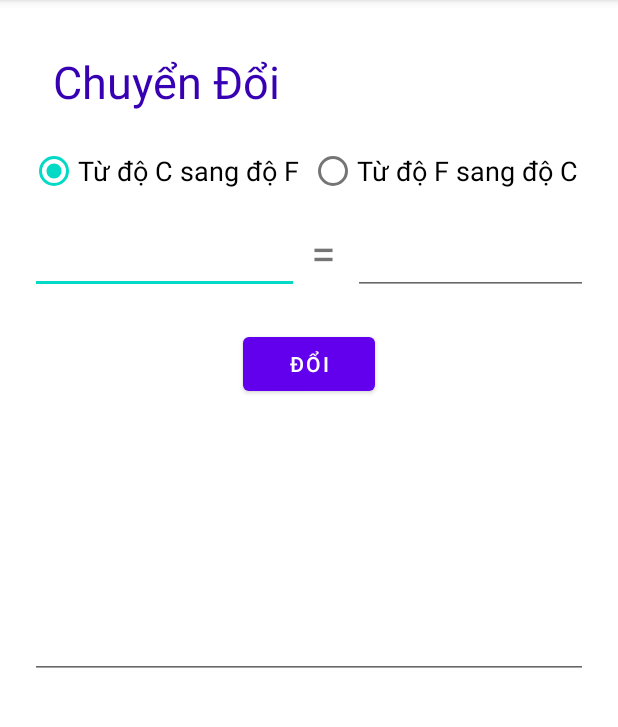
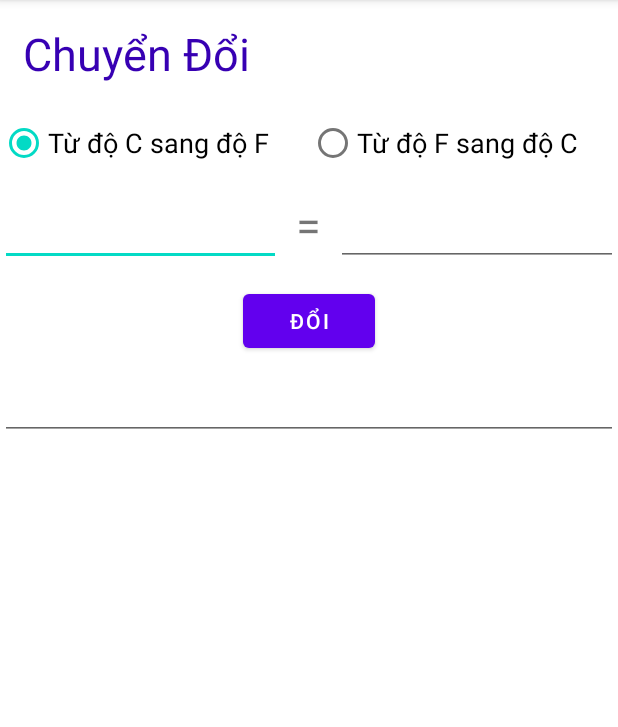
Before and after one commit to williamcrowley555/BT_Android, an Android app: the screen it shows after launch (MainActivity), on a phone screen of 412 x 824 dp, the part 84-811 px from its top. Run offline under Robolectric (Android 15) with nearby library versions, the phone set to English and light mode, and no system bars.

Commit message:
fix : radio temp button and rotation available

```diff
--- a/TempConverter/app/src/main/AndroidManifest.xml
+++ b/TempConverter/app/src/main/AndroidManifest.xml
@@ -9,7 +9,10 @@
         android:roundIcon="@mipmap/ic_launcher_round"
         android:supportsRtl="true"
         android:theme="@style/Theme.TempConverter">
-        <activity android:name=".MainActivity">
+        <activity
+            android:name=".MainActivity"
+
+        >
             <intent-filter>
                 <action android:name="android.intent.action.MAIN" />
 
--- a/TempConverter/app/src/main/res/layout/activity_main.xml
+++ b/TempConverter/app/src/main/res/layout/activity_main.xml
@@ -1,14 +1,9 @@
 <?xml version="1.0" encoding="utf-8"?>
-<androidx.constraintlayout.widget.ConstraintLayout xmlns:android="http://schemas.android.com/apk/res/android"
-    xmlns:app="http://schemas.android.com/apk/res-auto"
-    xmlns:tools="http://schemas.android.com/tools"
-    android:id="@+id/constraintLayout"
-    android:layout_width="fill_parent"
+<RelativeLayout xmlns:android="http://schemas.android.com/apk/res/android"
+    android:layout_width="match_parent"
     android:layout_height="match_parent"
-    tools:context=".MainActivity"
-    android:paddingRight="20dp"
-
-    >
+    xmlns:tool="http://schemas.android.com/tools"
+    tool:context=".MainActivity">
 
     <TextView
         android:id="@+id/textView"
@@ -17,51 +12,52 @@
         android:padding="15dp"
         android:text="@string/Convert"
         android:textColor="@color/purple_700"
-        android:textSize="30sp"
-        app:layout_constraintBottom_toTopOf="@+id/radio_CtoF"
-        app:layout_constraintStart_toStartOf="@+id/radio_CtoF" />
+        android:textSize="30sp" />
 
+    <RadioGroup
+        android:layout_below="@id/textView"
+        android:layout_width="match_parent"
+        android:layout_height="wrap_content"
+        android:orientation="horizontal"
+        android:id="@+id/radioGroup"
+        >
 
         <RadioButton
             android:id="@+id/radio_CtoF"
             android:layout_width="0dp"
             android:layout_height="wrap_content"
-        android:layout_marginStart="20dp"
-        android:layout_marginLeft="20dp"
+            android:layout_weight="1"
             android:checked="true"
             android:text="@string/CtoF"
             android:textSize="18sp"
-        app:layout_constraintBaseline_toBaselineOf="@+id/radio_FtoC"
-        app:layout_constraintEnd_toStartOf="@+id/radio_FtoC"
-        app:layout_constraintStart_toStartOf="parent" />
+
+            />
 
         <RadioButton
             android:id="@+id/radio_FtoC"
             android:layout_width="0dp"
             android:layout_height="wrap_content"
-        android:layout_marginTop="90dp"
-        android:layout_marginBottom="13dp"
+            android:layout_weight="1"
             android:text="@string/FtoC"
-        android:textSize="18sp"
-        app:layout_constraintBottom_toTopOf="@+id/output"
-        app:layout_constraintEnd_toEndOf="parent"
-        app:layout_constraintStart_toEndOf="@+id/radio_CtoF"
-        app:layout_constraintTop_toTopOf="parent" />
+            android:textSize="18sp" />
+    </RadioGroup>
 
+
+    <LinearLayout
+        android:id="@+id/input_output_form"
+        android:layout_width="match_parent"
+        android:layout_height="wrap_content"
+        android:orientation="horizontal"
+        android:layout_below="@id/radioGroup"
+        >
 
         <EditText
             android:id="@+id/input"
             android:layout_width="0dp"
             android:layout_height="wrap_content"
-        android:layout_marginStart="20dp"
-        android:layout_marginLeft="20dp"
-        android:layout_marginEnd="36dp"
-        android:layout_marginRight="36dp"
+            android:layout_weight="1"
             android:inputType="numberDecimal|numberSigned"
-        android:maxLines="1"
-        app:layout_constraintBaseline_toBaselineOf="@+id/textView2"
-        app:layout_constraintEnd_toStartOf="@+id/output"
-        app:layout_constraintStart_toStartOf="parent">
+            android:maxLines="1">
 
         </EditText>
 
@@ -69,16 +65,9 @@
             android:id="@+id/textView2"
             android:layout_width="wrap_content"
             android:layout_height="wrap_content"
-        android:layout_marginStart="197dp"
-        android:layout_marginLeft="197dp"
-        android:layout_marginEnd="1dp"
-        android:layout_marginRight="1dp"
             android:padding="10dp"
             android:text="="
-        android:textSize="30sp"
-        app:layout_constraintEnd_toStartOf="@+id/output"
-        app:layout_constraintStart_toStartOf="parent"
-        app:layout_constraintTop_toBottomOf="@+id/radio_FtoC">
+            android:textSize="30sp">
 
         </TextView>
 
@@ -86,40 +75,34 @@
             android:id="@+id/output"
             android:layout_width="0dp"
             android:layout_height="wrap_content"
-        android:layout_marginBottom="22dp"
+            android:layout_weight="1"
             android:focusable="false"
             android:inputType="numberDecimal|numberSigned"
-        android:maxLines="1"
-        app:layout_constraintBottom_toTopOf="@+id/convert_button"
-        app:layout_constraintEnd_toEndOf="parent"
-        app:layout_constraintStart_toEndOf="@+id/textView2"
-        app:layout_constraintTop_toBottomOf="@+id/radio_FtoC">
+            android:maxLines="1">
 
         </EditText>
+
+    </LinearLayout>
 
 
     <Button
         android:id="@+id/convert_button"
         android:layout_width="wrap_content"
         android:layout_height="wrap_content"
+        android:layout_marginVertical="10dp"
         android:text="@string/Button"
-        app:layout_constraintBottom_toTopOf="@+id/history"
-        app:layout_constraintEnd_toEndOf="@+id/history"
-        app:layout_constraintStart_toStartOf="@+id/history"
-        app:layout_constraintTop_toBottomOf="@+id/output">
+        android:layout_centerHorizontal="true"
+        android:layout_below="@id/input_output_form"
+        >
 
     </Button>
 
     <EditText
         android:id="@+id/history"
-        android:layout_width="0dp"
-        android:layout_height="0dp"
-        android:layout_marginBottom="315dp"
+        android:layout_width="match_parent"
+        android:layout_height="wrap_content"
         android:focusable="false"
-
         android:gravity="top"
-        app:layout_constraintBottom_toBottomOf="parent"
-        app:layout_constraintEnd_toEndOf="parent"
-        app:layout_constraintStart_toStartOf="@+id/input"
-        app:layout_constraintTop_toBottomOf="@+id/convert_button" />
-</androidx.constraintlayout.widget.ConstraintLayout>
+        android:layout_below="@id/convert_button"
+        />
+</RelativeLayout>
```
Also changed, not shown: TempConverter/app/src/main/java/com/example/tempconverter/MainActivity.java (+6 -1 lines), TempConverter/app/src/main/res/layout/activity_main_landscape.xml (deleted, +0 -123 lines). Lines whose indentation alone changed are shown as unchanged.
